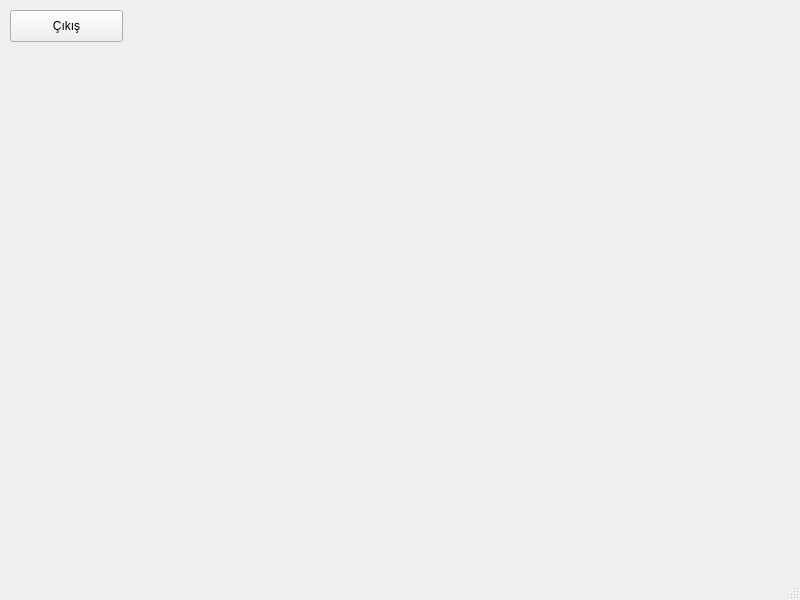
First picture: the form in kutup.ui, repository onerbagiran/LBMS, before the edit.
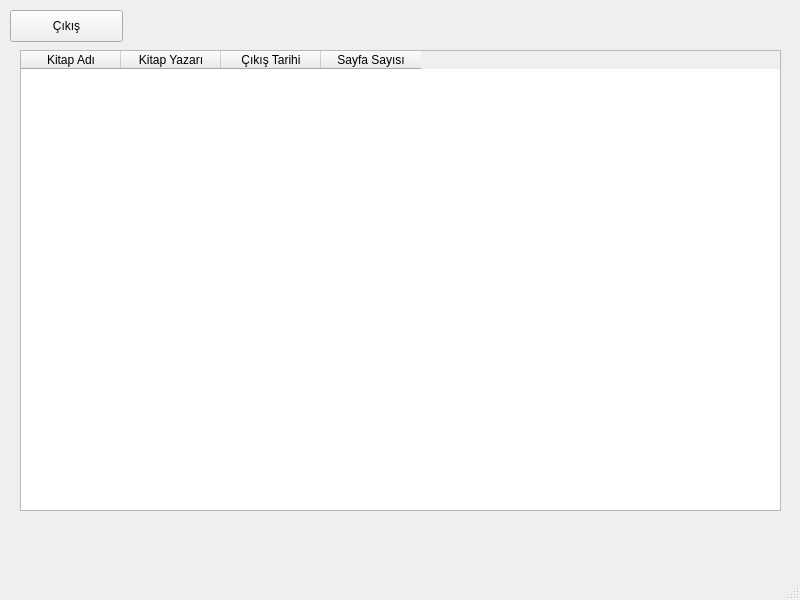
Second picture: the form after the edit. The open tabs and pages were chosen to show the change.

```diff
--- a/kutup.ui
+++ b/kutup.ui
@@ -199,7 +199,38 @@
       </property>
      </widget>
     </widget>
-    <widget class="QWidget" name="liste"/>
+    <widget class="QWidget" name="liste">
+     <widget class="QTableWidget" name="tablo">
+      <property name="geometry">
+       <rect>
+        <x>0</x>
+        <y>40</y>
+        <width>761</width>
+        <height>461</height>
+       </rect>
+      </property>
+      <column>
+       <property name="text">
+        <string>Kitap Adı</string>
+       </property>
+      </column>
+      <column>
+       <property name="text">
+        <string>Kitap Yazarı</string>
+       </property>
+      </column>
+      <column>
+       <property name="text">
+        <string>Çıkış Tarihi</string>
+       </property>
+      </column>
+      <column>
+       <property name="text">
+        <string>Sayfa Sayısı</string>
+       </property>
+      </column>
+     </widget>
+    </widget>
    </widget>
    <widget class="QPushButton" name="pbCikis">
     <property name="geometry">
```
Left out of the diff: 38 changed lines with no effect on the pictures.
